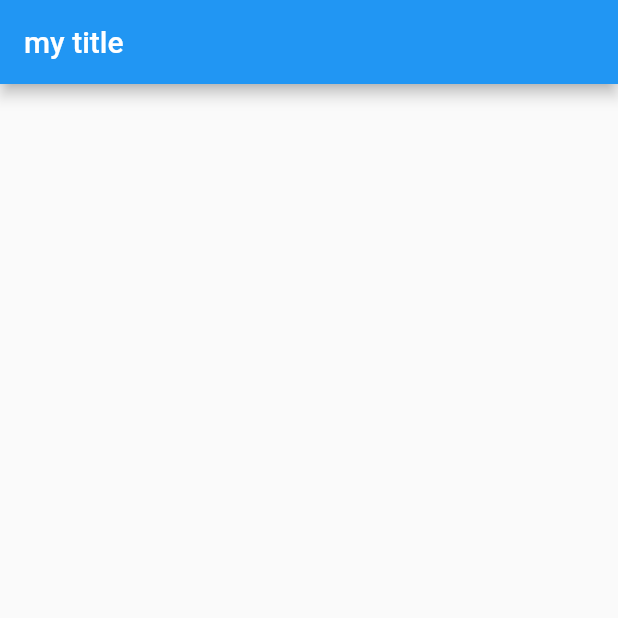
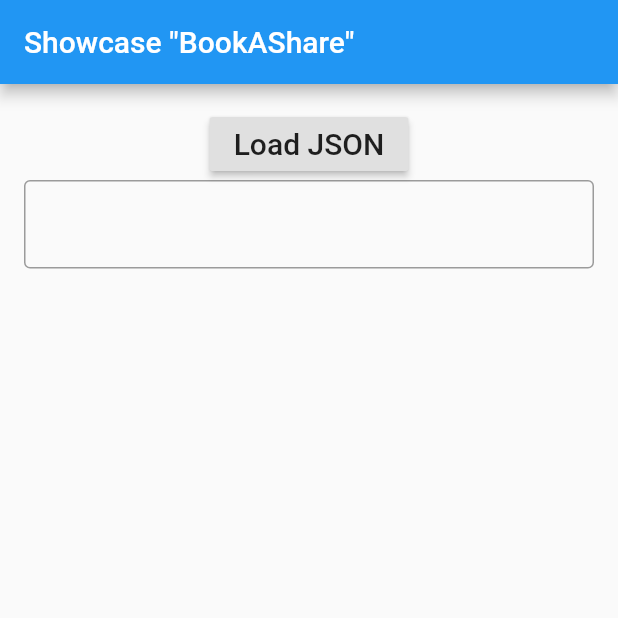
Before and after one commit to stefanhans/gcp-serverless-b8e-frontend, a Flutter app: the screen it shows after launch, on a phone screen of 412 x 824 dp, the top half of it. Run offline on Flutter 3.47's test engine with Material 2 defaults, Android fonts, the phone set to English and light mode, and no system bars; our stand-ins replace bloc, equatable.

Commit message:
base structure

```diff
--- /dev/null
+++ b/gpc_frontend/lib/feature_modules/landing_page/bloc/landing_page_bloc.dart
@@ -0,0 +1,5 @@
+import 'package:bloc/bloc.dart';
+
+class LandingPageBloc extends Bloc {
+
+}
--- /dev/null
+++ b/gpc_frontend/lib/feature_modules/landing_page/bloc/landing_page_event.dart
@@ -0,0 +1,5 @@
+import 'package:equatable/equatable.dart';
+
+class LandingPageEvent extends Equatable {
+
+}
--- /dev/null
+++ b/gpc_frontend/lib/feature_modules/landing_page/landing_page.dart
@@ -0,0 +1,2 @@
+export 'widget/widget.dart';
+export 'util/util.dart';
--- /dev/null
+++ b/gpc_frontend/lib/feature_modules/landing_page/util/util.dart
@@ -0,0 +1 @@
+export './net.dart';
--- a/gpc_frontend/lib/feature_modules/landing_page/widget/landing_page_widget.dart
+++ b/gpc_frontend/lib/feature_modules/landing_page/widget/landing_page_widget.dart
@@ -1,16 +1,41 @@
 // import 'package:bloc/bloc.dart';
-import 'dart:html';
+import 'dart:ui';
 
 import 'package:flutter/material.dart';
 
 class LandingPageWidget extends StatelessWidget {
-  final String appBarTitle = 'my title';
+  final String appBarTitle = 'Showcase "BookAShare"';
+
   @override
   Widget build(BuildContext context) {
     return Scaffold(
-      appBar: AppBar(
-        title: Text(appBarTitle),
-      ),
-    );
+        appBar: AppBar(
+          title: Text(
+            appBarTitle,
+          ),
+        ),
+        body: Padding(
+          padding: EdgeInsets.all(16.0),
+          child: Column(
+            children: <Widget>[
+              RaisedButton(
+                onPressed: () => {
+
+                },
+                child: Text(
+                  'Load JSON',
+                  style: TextStyle(fontSize: 20),
+                ),
+              ),
+              TextField(
+                obscureText: true,
+                decoration: InputDecoration(
+                  border: OutlineInputBorder(),
+                  labelText: '',
+                ),
+              )
+            ],
+          ),
+        ));
   }
 }
--- /dev/null
+++ b/gpc_frontend/lib/feature_modules/landing_page/widget/widget.dart
@@ -0,0 +1 @@
+export 'landing_page_widget.dart';
--- a/gpc_frontend/lib/main.dart
+++ b/gpc_frontend/lib/main.dart
@@ -1,5 +1,5 @@
 import 'package:flutter/material.dart';
-import 'package:gpc_frontend/feature_modules/landing_page/widget/landing_page_widget.dart';
+import 'package:gpc_frontend/feature_modules/landing_page/landing_page.dart';
 
 void main() {
   runApp(MyApp());
--- a/gpc_frontend/pubspec.yaml
+++ b/gpc_frontend/pubspec.yaml
@@ -13,7 +13,10 @@ dependencies:
     flutter_bloc: ^6.0.1
     equatable: ^1.2.3
 
-cupertino_icons: ^0.1.3
+    cupertino_icons: ^0.1.3
+
+# Added for https://flutter.dev/docs/cookbook/networking/send-data
+http: ^0.12.1
 
 dev_dependencies:
   flutter_test:
```
Also changed, not shown: gpc_frontend/lib/feature_modules/landing_page/util/net.dart (added, +132 -0 lines), gpc_frontend/lib/feature_modules/landing_page/bloc/landing_page_state.dart (added).
